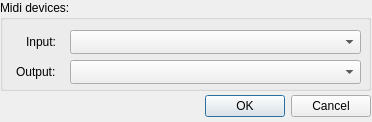
First picture: the form in settings-dialog.ui, repository Manuel-K/shruthi-editor, before the edit.
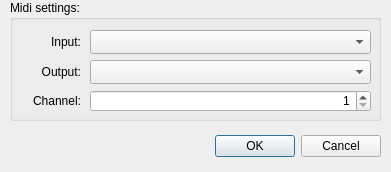
Second picture: the form after the edit.

Commit message: changed wrong uses of channel/device to port; added nonfunctioning midi channel spinbox to settings dialog

Patch:
```diff
--- a/settings-dialog.ui
+++ b/settings-dialog.ui
@@ -7,8 +7,8 @@
    <rect>
     <x>0</x>
     <y>0</y>
-    <width>372</width>
-    <height>122</height>
+    <width>391</width>
+    <height>172</height>
    </rect>
   </property>
   <property name="sizePolicy">
@@ -17,30 +17,24 @@
     <verstretch>0</verstretch>
    </sizepolicy>
   </property>
-  <property name="minimumSize">
-   <size>
-    <width>372</width>
-    <height>122</height>
-   </size>
-  </property>
-  <property name="maximumSize">
-   <size>
-    <width>372</width>
-    <height>122</height>
-   </size>
-  </property>
   <property name="windowTitle">
    <string>Settings</string>
   </property>
   <widget class="QDialogButtonBox" name="buttonBox">
    <property name="geometry">
     <rect>
-     <x>10</x>
-     <y>90</y>
+     <x>20</x>
+     <y>130</y>
      <width>361</width>
      <height>32</height>
     </rect>
    </property>
+   <property name="sizePolicy">
+    <sizepolicy hsizetype="Expanding" vsizetype="Expanding">
+     <horstretch>0</horstretch>
+     <verstretch>0</verstretch>
+    </sizepolicy>
+   </property>
    <property name="orientation">
     <enum>Qt::Horizontal</enum>
    </property>
@@ -51,21 +45,21 @@
   <widget class="QGroupBox" name="groupBox">
    <property name="geometry">
     <rect>
-     <x>0</x>
+     <x>10</x>
      <y>0</y>
      <width>371</width>
-     <height>91</height>
+     <height>121</height>
     </rect>
    </property>
    <property name="title">
-    <string>Midi devices:</string>
+    <string>Midi settings:</string>
    </property>
    <widget class="QComboBox" name="midi_input_device">
     <property name="geometry">
      <rect>
-      <x>70</x>
+      <x>80</x>
       <y>30</y>
-      <width>291</width>
+      <width>281</width>
       <height>24</height>
      </rect>
     </property>
@@ -73,39 +67,80 @@
    <widget class="QLabel" name="label">
     <property name="geometry">
      <rect>
-      <x>26</x>
+      <x>10</x>
       <y>30</y>
-      <width>37</width>
+      <width>61</width>
       <height>24</height>
      </rect>
     </property>
     <property name="text">
      <string>Input:</string>
     </property>
+    <property name="alignment">
+     <set>Qt::AlignRight|Qt::AlignTrailing|Qt::AlignVCenter</set>
+    </property>
    </widget>
    <widget class="QLabel" name="label_2">
     <property name="geometry">
      <rect>
-      <x>16</x>
+      <x>10</x>
       <y>60</y>
-      <width>47</width>
+      <width>61</width>
       <height>24</height>
      </rect>
     </property>
     <property name="text">
      <string>Output:</string>
     </property>
+    <property name="alignment">
+     <set>Qt::AlignRight|Qt::AlignTrailing|Qt::AlignVCenter</set>
+    </property>
    </widget>
    <widget class="QComboBox" name="midi_output_device">
     <property name="geometry">
      <rect>
-      <x>70</x>
+      <x>80</x>
       <y>60</y>
-      <width>291</width>
+      <width>281</width>
       <height>24</height>
      </rect>
     </property>
    </widget>
+   <widget class="QLabel" name="label_3">
+    <property name="geometry">
+     <rect>
+      <x>10</x>
+      <y>90</y>
+      <width>61</width>
+      <height>21</height>
+     </rect>
+    </property>
+    <property name="text">
+     <string>Channel:</string>
+    </property>
+    <property name="alignment">
+     <set>Qt::AlignRight|Qt::AlignTrailing|Qt::AlignVCenter</set>
+    </property>
+   </widget>
+   <widget class="QSpinBox" name="midiChannel">
+    <property name="geometry">
+     <rect>
+      <x>80</x>
+      <y>90</y>
+      <width>281</width>
+      <height>22</height>
+     </rect>
+    </property>
+    <property name="alignment">
+     <set>Qt::AlignRight|Qt::AlignTrailing|Qt::AlignVCenter</set>
+    </property>
+    <property name="minimum">
+     <number>1</number>
+    </property>
+    <property name="maximum">
+     <number>16</number>
+    </property>
+   </widget>
   </widget>
  </widget>
  <resources/>
```
Left out of the diff: 4 changed lines with no effect on the pictures. The commit also changes 16 other files.
